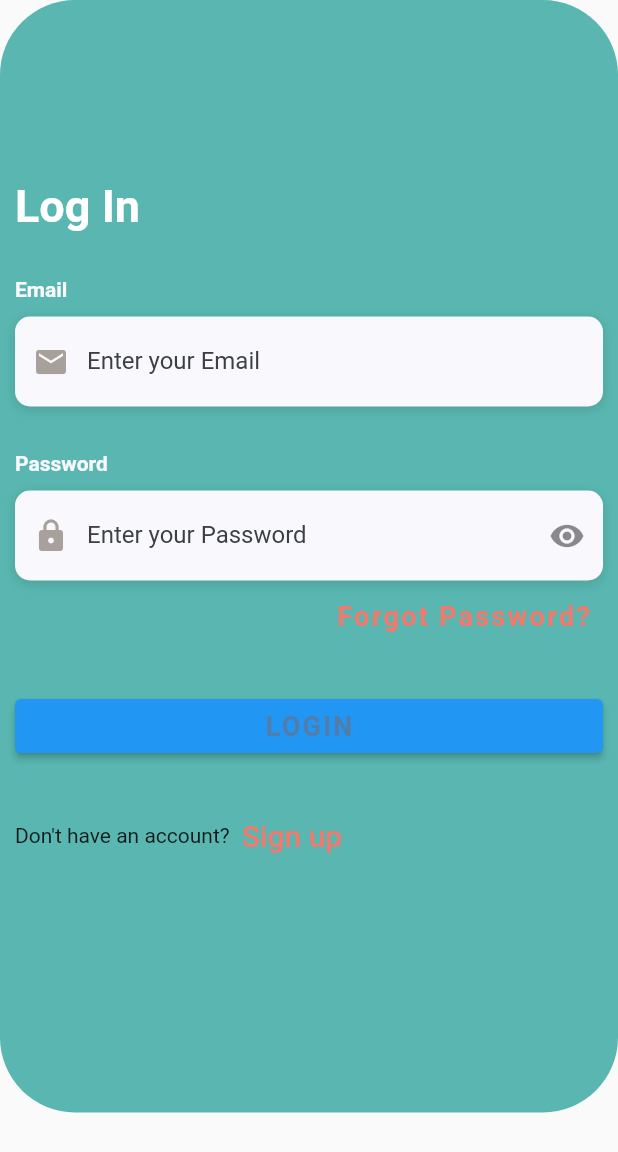
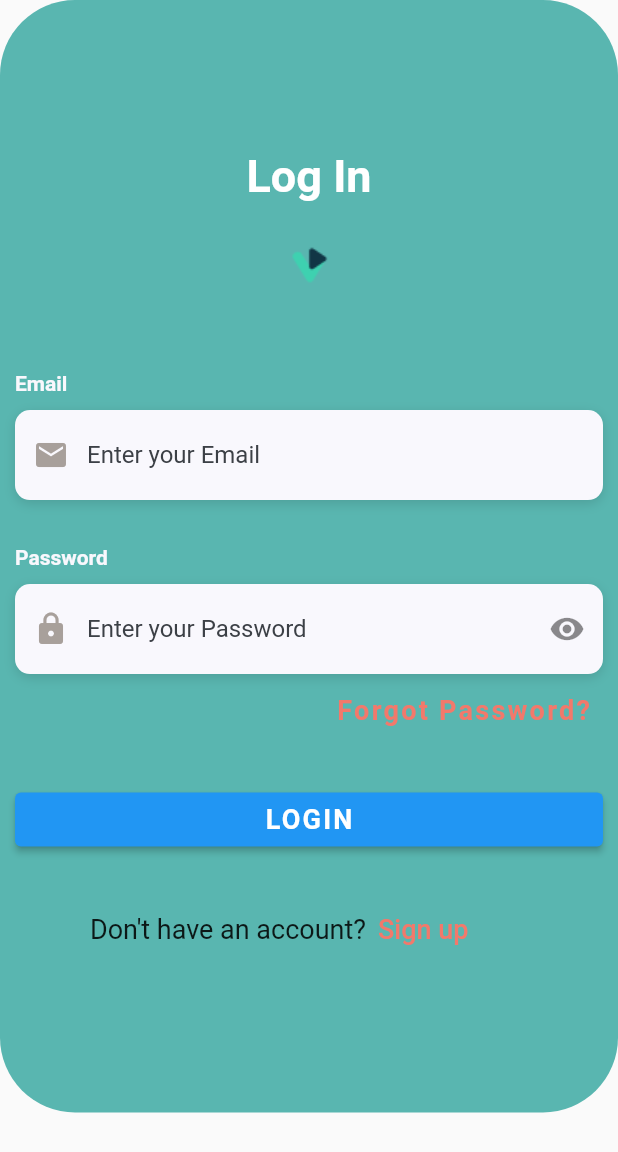
Before and after one commit to Professor150/Chat-App, a Flutter app: the LoginScreen screen opened directly, on a phone screen of 412 x 824 dp. Shown: the top 1152 px of the screen. Run offline on Flutter 3.47's test engine with Material 2 defaults, Android fonts, the phone set to English and light mode, and no system bars; Roboto replaces fonts that are missing (OpenSans).

Commit message:
Login and Widget page changes

```diff
--- a/lib/features/chat_app/presentation/pages/home_page.dart
+++ b/lib/features/chat_app/presentation/pages/home_page.dart
@@ -12,7 +12,7 @@ class HomePage extends StatefulWidget {
 class _HomePageState extends State<HomePage> {
   @override
   Widget build(BuildContext context) {
-    return Scaffold(
+    return const Scaffold(
       backgroundColor: AppColors.backgroundColor,
       body: SafeArea(
         child: Column(
--- a/lib/features/chat_app/presentation/pages/login_page.dart
+++ b/lib/features/chat_app/presentation/pages/login_page.dart
@@ -67,16 +67,13 @@ class _LoginScreenState extends State<LoginScreen> {
                   physics: const AlwaysScrollableScrollPhysics(),
                   padding: const EdgeInsets.symmetric(
                     horizontal: 10.0,
-                    vertical: 120.0,
+                    vertical: 100.0,
                   ),
                   child: Form(
                     key: _formkey,
                     child: Column(
-                      mainAxisAlignment: MainAxisAlignment.start,
-                      crossAxisAlignment: CrossAxisAlignment.start,
+                      mainAxisAlignment: MainAxisAlignment.center,
                       children: <Widget>[
-                        Row(
-                          children: [
                         const Text(
                           'Log In',
                           style: TextStyle(
@@ -90,11 +87,9 @@ class _LoginScreenState extends State<LoginScreen> {
                         //   width: 3,
                         // ),
                         Image.asset(
-                              'assets/images/User.png',
-                              height: size.height * 0.001,
-                              width: size.width * 0.001,
-                            ),
-                          ],
+                          ImagePath.vurilo,
+                          height: fullHeight(context) * 0.1,
+                          width: fullWidth(context),
                         ),
                         const SizedBox(height: 30.0),
                         const LoginPageWidget(),
--- a/lib/features/chat_app/presentation/widgets/login_page_widget.dart
+++ b/lib/features/chat_app/presentation/widgets/login_page_widget.dart
@@ -1,3 +1,4 @@
+import 'package:chat/features/chat_app/presentation/pages/home_page.dart';
 import 'package:flutter/material.dart';
 import 'package:chat/core/utils/constants.dart';
 
@@ -11,13 +12,15 @@ class LoginPageWidget extends StatefulWidget {
 class _LoginPageWidgetState extends State<LoginPageWidget> {
   int i = 0;
 
-  // late String _email, _password;
+  // ignore: unused_field
+  late String _email, _password;
   TextEditingController emailController = TextEditingController();
   TextEditingController passwordController = TextEditingController();
 
   // Map userProfile;
 
   bool _obscureText = true;
+  bool isEmpty = true;
 
   Widget _buildEmailTF() {
     return Column(
@@ -45,14 +48,13 @@ class _LoginPageWidgetState extends State<LoginPageWidget> {
           child: TextFormField(
             controller: emailController,
             keyboardType: TextInputType.emailAddress,
-            // validator: (value) {
-            //   if (value.isEmpty) {
-            //     String a = 'Email is required';
-            //     return a;
-            //   }
-            //   return null;
-            // },
-            // onSaved: (input) => _email = input,
+            validator: (value) {
+              if (value == null || value.isEmpty) {
+                return 'Email is required';
+              }
+              return null;
+            },
+            onSaved: (input) => _email = input!,
             style: const TextStyle(
               color: Colors.black,
               fontFamily: 'OpenSans',
@@ -98,14 +100,13 @@ class _LoginPageWidgetState extends State<LoginPageWidget> {
           height: 60.0,
           child: TextFormField(
             controller: passwordController,
-            // validator: (value) {
-            //   if (value.isEmpty) {
-            //     String a = 'Password is required';
-            //     return a;
-            //   }
-            //   return null;
-            // },
-            // onSaved: (input) => _password = input,
+            validator: (value) {
+              if (value == null || value.isEmpty) {
+                return 'Password is required';
+              }
+              return null;
+            },
+            onSaved: (input) => _password = input!,
             obscureText: _obscureText,
             style: const TextStyle(
               color: Colors.black,
@@ -171,11 +172,13 @@ class _LoginPageWidgetState extends State<LoginPageWidget> {
             },
           ),
         ),
-        onPressed: () {},
+        // onPressed: () {},
+        onPressed: () => Navigator.of(context)
+            .push(MaterialPageRoute(builder: (context) => const HomePage())),
         child: const Text(
           'LOGIN',
           style: TextStyle(
-            color: Color(0xFF527DAA),
+            // color: Color(0xFF527DAA),
             letterSpacing: 1.5,
             fontSize: 18.0,
             fontWeight: FontWeight.bold,
@@ -191,15 +194,16 @@ class _LoginPageWidgetState extends State<LoginPageWidget> {
       alignment: Alignment.center,
       child: Row(
         children: [
-          const Text("Don't have an account?"),
+          const Text(
+            "Don't have an account?",
+            style: TextStyle(fontSize: 18),
+          ),
           TextButton(
             onPressed: () {},
-            // onPressed: () => Navigator.of(context).push(
-            //     MaterialPageRoute(builder: (context) => const RegisterPage())),
             child: const Text("Sign up",
                 style: TextStyle(
                   color: Color(0xFFF2796B),
-                  fontSize: 20,
+                  fontSize: 18,
                 )),
           ),
         ],
@@ -218,7 +222,10 @@ class _LoginPageWidgetState extends State<LoginPageWidget> {
         _buildPasswordTF(),
         _buildForgotPasswordBtn(context),
         _buildLoginBtn(context),
-        _buildSignupBtn(context),
+        Padding(
+          padding: const EdgeInsets.fromLTRB(50, 0, 0, 0),
+          child: _buildSignupBtn(context),
+        ),
       ],
     );
   }
--- a/lib/main.dart
+++ b/lib/main.dart
@@ -1,4 +1,5 @@
-import 'package:chat/features/chat_app/presentation/pages/home_page.dart';
+// import 'package:chat/features/chat_app/presentation/pages/home_page.dart';
+import 'package:chat/features/chat_app/presentation/pages/login_page.dart';
 import 'package:flutter/material.dart';
 
 void main() {
@@ -25,7 +26,7 @@ class MyApp extends StatelessWidget {
         // is not restarted.
         primarySwatch: Colors.blue,
       ),
-      home: const HomePage(),
+      home: LoginScreen(),
     );
   }
 }
```
Lines whose indentation alone changed are shown as unchanged.
